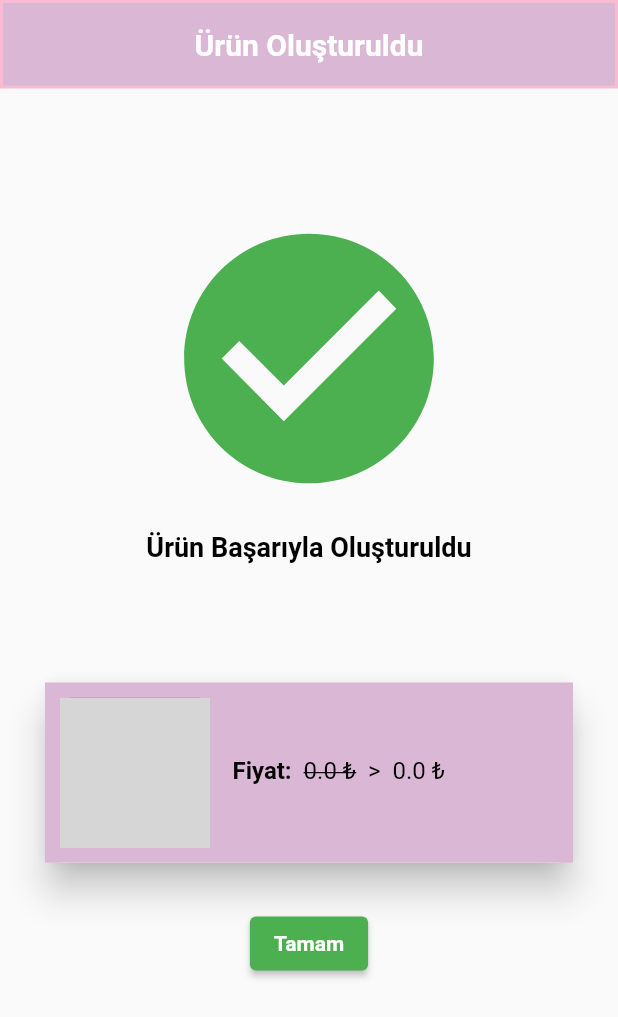
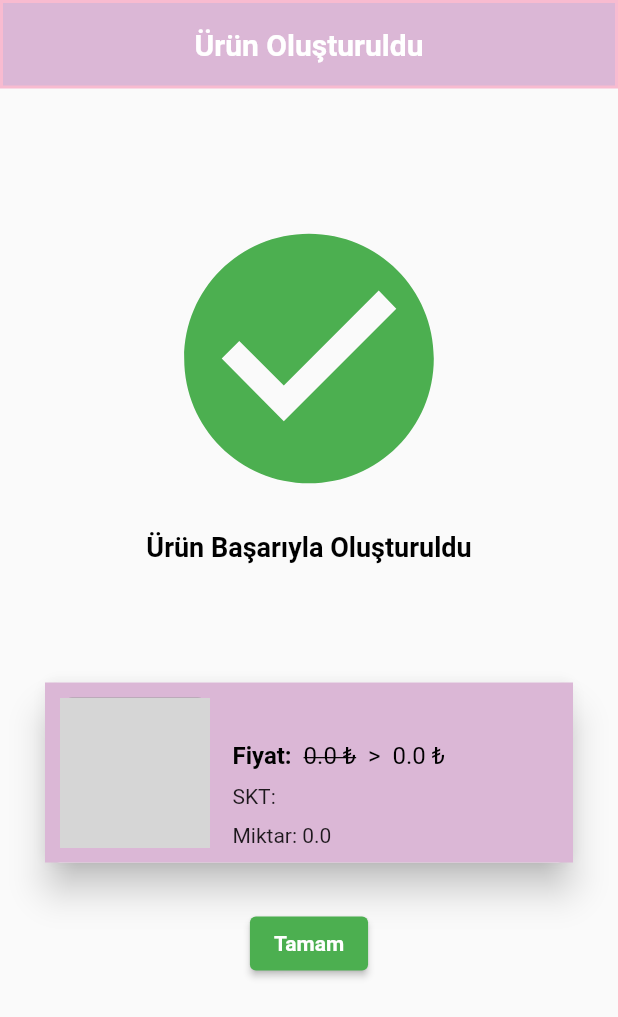
Before and after one commit to huseyinasan/biyemek, a Flutter app: the AddProductCompletedPage screen opened directly with empty values, on a phone screen of 412 x 824 dp. Shown: the top 1017 px of the screen. Run offline on Flutter 3.47's test engine with Material 2 defaults, Android fonts, the light colour scheme and no system bars; our stand-ins replace animated_splash_screen, cloud_firestore, firebase_auth, firebase_core, firebase_storage, flutter_spinkit and 6 more; missing offline and left inert: dart:ffi; accounts and stored records are empty; network calls fail; grey boxes are pictures that could not be loaded.

Commit message:
product created page updated

```diff
--- a/lib/screens/business_screens/home/add_product_completed.dart
+++ b/lib/screens/business_screens/home/add_product_completed.dart
@@ -1,3 +1,5 @@
+import 'dart:ffi';
+
 import 'package:biyemek/screens/business_screens/home/business_home_page.dart';
 import 'package:cloud_firestore/cloud_firestore.dart';
 import 'package:flutter/material.dart';
@@ -141,12 +143,14 @@ class _AddProductCompletedPageState extends State<AddProductCompletedPage> {
                                 Text(
                                   product.name,
                                   style: TextStyle(
-                                      fontSize: 16,
-                                      fontWeight: FontWeight.bold,
-                                      color: Colors.black),
+                                    fontSize: 16,
+                                    fontWeight: FontWeight.bold,
+                                    color: Colors.black,
+                                    decoration: TextDecoration.underline,
+                                  ),
                                 ),
                                 SizedBox(
-                                  height: 20,
+                                  height: 10,
                                 ),
                                 Row(
                                   children: [
@@ -175,6 +179,20 @@ class _AddProductCompletedPageState extends State<AddProductCompletedPage> {
                                     ),
                                   ],
                                 ),
+                                SizedBox(
+                                  height: 10,
+                                ),
+                                Row(
+                                  children: [
+                                    Text("SKT: ${product.lastDate}"),
+                                  ],
+                                ),
+                                SizedBox(
+                                  height: 10,
+                                ),
+                                Text(
+                                  "Miktar: ${product.amount} ${product.unit}",
+                                )
                               ],
                             ),
                           ],
--- a/lib/screens/business_screens/home/business_home_page.dart
+++ b/lib/screens/business_screens/home/business_home_page.dart
@@ -1331,6 +1331,13 @@ class _BusinessHomePageState extends State<BusinessHomePage> {
 
     if (downloadUrl == null) {
       print("Upload image failed!");
+      ScaffoldMessenger.of(context).showSnackBar(
+        SnackBar(
+          content: Text(
+            'Lütfen resim yükleyiniz',
+          ),
+        ),
+      );
       return;
     }
     // Create a Product object with the entered data
```
